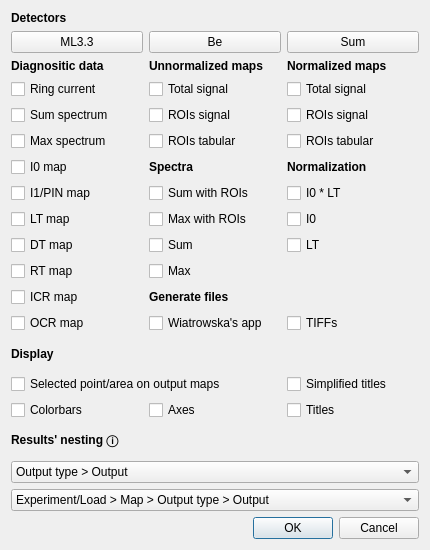
pfilipl/PolyX-XRF-Data-Analyser, file analyse.ui: the form before one commit.
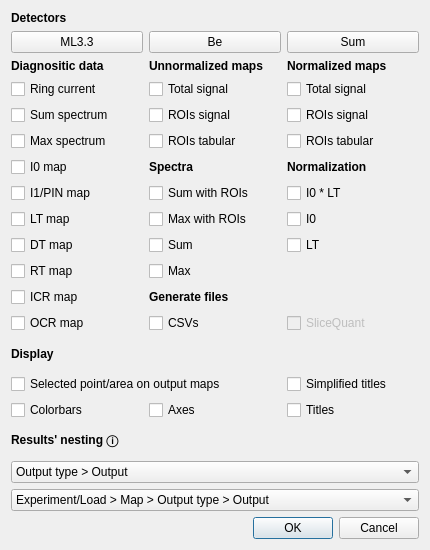
The form after the commit.

Patch:
```diff
--- a/analyse.ui
+++ b/analyse.ui
@@ -341,13 +341,6 @@
        </property>
       </widget>
      </item>
-     <item row="10" column="2">
-      <widget class="QCheckBox" name="checkBox_GenTiffs">
-       <property name="text">
-        <string>TIFFs</string>
-       </property>
-      </widget>
-     </item>
      <item row="13" column="1">
       <widget class="QCheckBox" name="checkBox_DispAxes">
        <property name="text">
@@ -594,9 +587,19 @@
       </widget>
      </item>
      <item row="10" column="1">
+      <widget class="QCheckBox" name="checkBox_GenCsvs">
+       <property name="text">
+        <string>CSVs</string>
+       </property>
+      </widget>
+     </item>
+     <item row="10" column="2">
       <widget class="QCheckBox" name="checkBox_GenWiatrowska">
+       <property name="enabled">
+        <bool>false</bool>
+       </property>
        <property name="text">
-        <string>Wiatrowska's app</string>
+        <string>SliceQuant</string>
        </property>
       </widget>
      </item>
```
